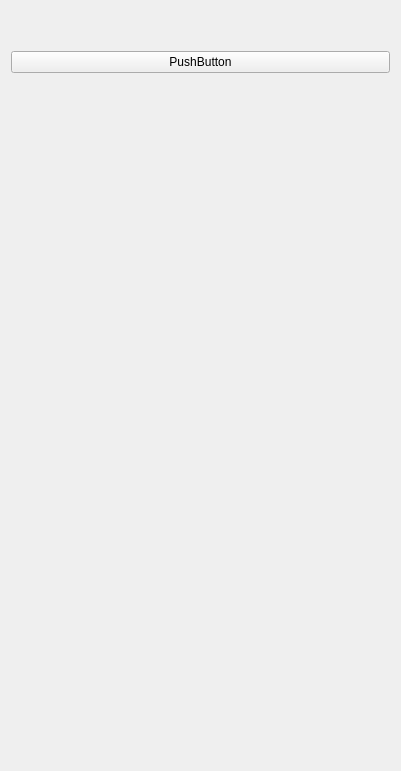
The window that Plugins/org.mitk.gui.qt.openigtlclient/src/internal/QmitkOpenIgtLinkClientViewControls.ui (danielknorr/MITK) describes before a commit, drawn with Qt 5.
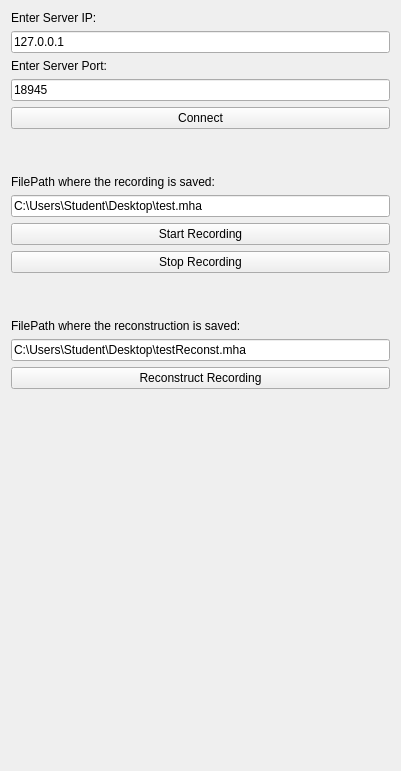
The same window after the commit.

Commit message: Added Methods and clients to openigtlinkclient view

```diff
--- a/Plugins/org.mitk.gui.qt.openigtlclient/src/internal/QmitkOpenIgtLinkClientViewControls.ui
+++ b/Plugins/org.mitk.gui.qt.openigtlclient/src/internal/QmitkOpenIgtLinkClientViewControls.ui
@@ -20,6 +20,41 @@
    <string>QmitkTemplate</string>
   </property>
   <layout class="QVBoxLayout" name="verticalLayout">
+   <item>
+    <widget class="QLabel" name="label_3">
+     <property name="text">
+      <string>Enter Server IP:</string>
+     </property>
+    </widget>
+   </item>
+   <item>
+    <widget class="QLineEdit" name="serverIpLineEdit">
+     <property name="text">
+      <string>127.0.0.1</string>
+     </property>
+    </widget>
+   </item>
+   <item>
+    <widget class="QLabel" name="label_4">
+     <property name="text">
+      <string>Enter Server Port:</string>
+     </property>
+    </widget>
+   </item>
+   <item>
+    <widget class="QLineEdit" name="serverPortLineEdit">
+     <property name="text">
+      <string>18945</string>
+     </property>
+    </widget>
+   </item>
+   <item>
+    <widget class="QPushButton" name="connectButton">
+     <property name="text">
+      <string>Connect</string>
+     </property>
+    </widget>
+   </item>
    <item>
     <spacer name="verticalSpacer_2">
      <property name="orientation">
@@ -37,12 +72,70 @@
     </spacer>
    </item>
    <item>
-    <widget class="QPushButton" name="pushButton">
+    <widget class="QLabel" name="label">
+     <property name="text">
+      <string>FilePath where the recording is saved:</string>
+     </property>
+    </widget>
+   </item>
+   <item>
+    <widget class="QLineEdit" name="recordingPathLineEdit">
+     <property name="text">
+      <string>C:\Users\Student\Desktop\test.mha</string>
+     </property>
+    </widget>
+   </item>
+   <item>
+    <widget class="QPushButton" name="startRecordingButton">
      <property name="enabled">
       <bool>true</bool>
      </property>
      <property name="text">
-      <string>PushButton</string>
+      <string>Start Recording</string>
+     </property>
+    </widget>
+   </item>
+   <item>
+    <widget class="QPushButton" name="stopRecordingButton">
+     <property name="text">
+      <string>Stop Recording</string>
+     </property>
+    </widget>
+   </item>
+   <item>
+    <spacer name="verticalSpacer_3">
+     <property name="orientation">
+      <enum>Qt::Vertical</enum>
+     </property>
+     <property name="sizeType">
+      <enum>QSizePolicy::Fixed</enum>
+     </property>
+     <property name="sizeHint" stdset="0">
+      <size>
+       <width>20</width>
+       <height>40</height>
+      </size>
+     </property>
+    </spacer>
+   </item>
+   <item>
+    <widget class="QLabel" name="label_2">
+     <property name="text">
+      <string>FilePath where the reconstruction is saved:</string>
+     </property>
+    </widget>
+   </item>
+   <item>
+    <widget class="QLineEdit" name="reconstructionPathLineEdit">
+     <property name="text">
+      <string>C:\Users\Student\Desktop\testReconst.mha</string>
+     </property>
+    </widget>
+   </item>
+   <item>
+    <widget class="QPushButton" name="reconstructButton">
+     <property name="text">
+      <string>Reconstruct Recording</string>
      </property>
     </widget>
    </item>
```
The commit also changes 10 other files.
